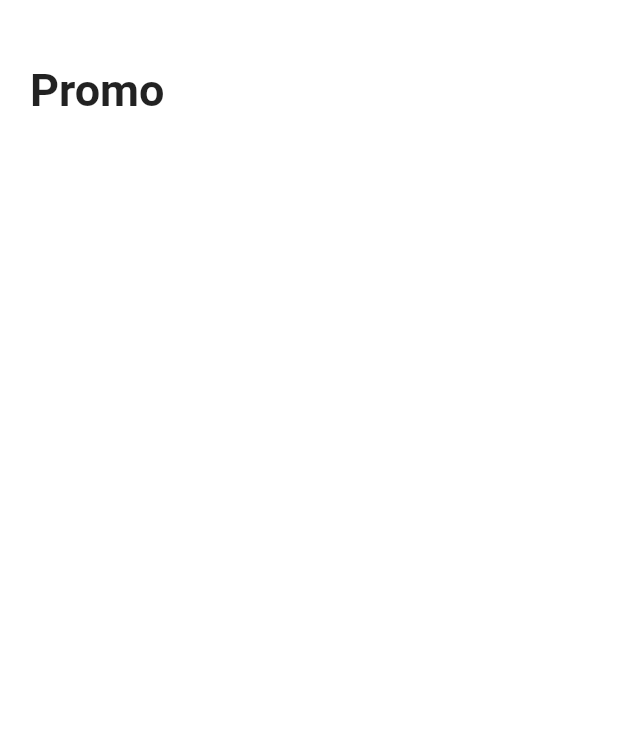
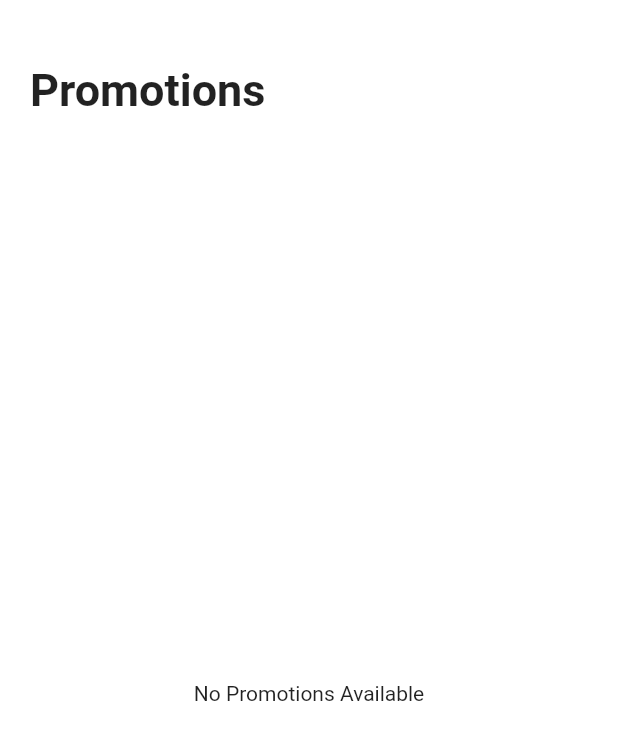
Before and after one commit to MdSajjadurRahaman/food_app, a Flutter app: the Promopage screen opened directly, on a phone screen of 412 x 824 dp. Shown: the top 740 px of the screen. Run offline on Flutter 3.47's test engine with Material 2 defaults, Android fonts, the phone set to English and light mode, and no system bars; our stand-ins replace google_fonts, hexcolor, salomon_bottom_bar.

Commit message:
promotions

```diff
--- a/lib/Mainpages/promopage.dart
+++ b/lib/Mainpages/promopage.dart
@@ -10,7 +10,11 @@ class _PromopageState extends State<Promopage> {
   @override
   Widget build(BuildContext context) {
     return Scaffold(
-      appBar: appbar(context, strTitle: "Promo"),
+      appBar: appbar(context, strTitle: "Promotions"),
+      body: Container(
+        alignment: Alignment.center,
+        child: Text("No Promotions Available"),
+      ),
     );
   }
 }
```
Also changed, not shown: lib/mainpage.dart (+7 -7 lines).
